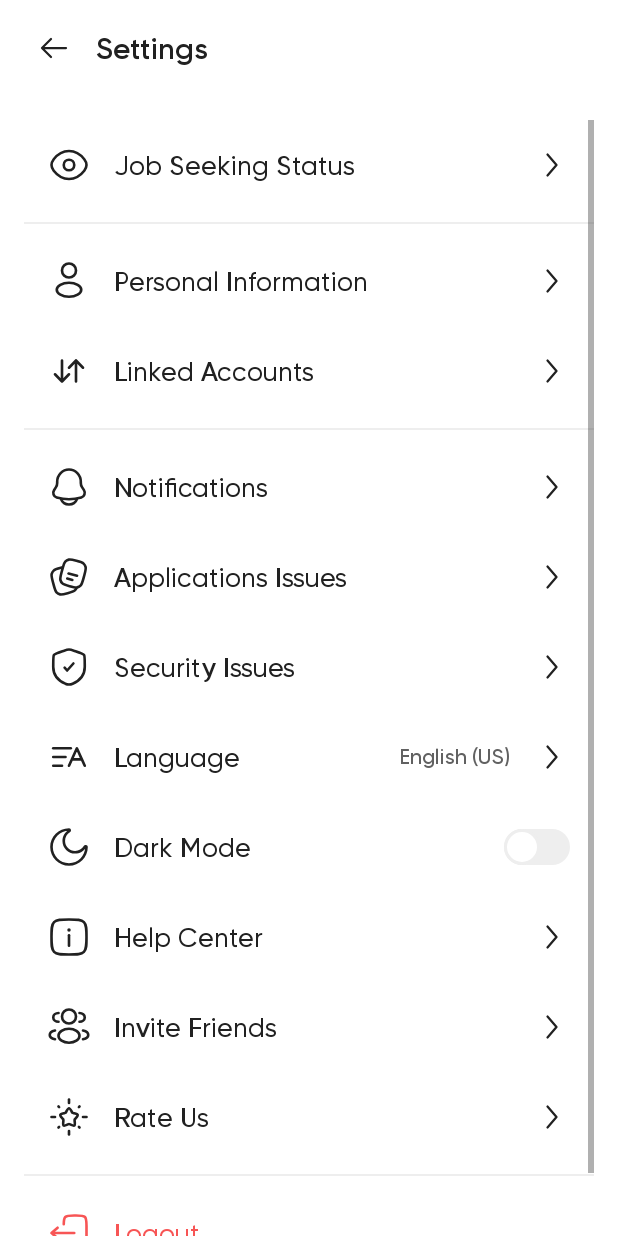
After one commit to VoidZero0402/jobee, an Android app: the fragment SettingsFragment placed in its activity, on a phone screen of 412 x 824 dp. The commit adds this screen. Run offline under Robolectric (Android 15) with nearby library versions, the phone set to English and light mode, and no system bars.

Commit message:
feat: create settings fragment layout

```diff
--- a/app/src/main/java/com/bluerose/jobee/ui/features/profile/ProfileFragment.kt
+++ b/app/src/main/java/com/bluerose/jobee/ui/features/profile/ProfileFragment.kt
@@ -10,6 +10,7 @@ import com.bluerose.jobee.abstractions.LayoutState
 import com.bluerose.jobee.databinding.FragmentProfileBinding
 import com.bluerose.jobee.ui.components.ActionBar
 import com.bluerose.jobee.ui.constants.NavItemPositions
+import com.bluerose.jobee.ui.features.settings.SettingsFragment
 
 class ProfileFragment : BaseFragment<FragmentProfileBinding>() {
     override val layoutState = LayoutState(
@@ -20,9 +21,10 @@ class ProfileFragment : BaseFragment<FragmentProfileBinding>() {
                 actions = listOf(
                     ActionBar.Action(
                         ContextCompat.getDrawable(requireContext(), R.drawable.ic_settings),
-                        resources.getString(R.string.cd_settings),
-                        null
-                    )
+                        resources.getString(R.string.cd_settings)
+                    ) {
+                        navigateTo(SettingsFragment())
+                    }
                 )
             )
         },
--- /dev/null
+++ b/app/src/main/java/com/bluerose/jobee/ui/features/settings/SettingsFragment.kt
@@ -0,0 +1,21 @@
+package com.bluerose.jobee.ui.features.settings
+
+import android.os.Bundle
+import android.view.View
+import com.bluerose.jobee.R
+import com.bluerose.jobee.abstractions.BaseFragment
+import com.bluerose.jobee.abstractions.LayoutMode
+import com.bluerose.jobee.abstractions.LayoutState
+import com.bluerose.jobee.databinding.FragmentSettingsBinding
+import com.bluerose.jobee.ui.components.ActionBar
+
+class SettingsFragment : BaseFragment<FragmentSettingsBinding>() {
+    override val layoutState = LayoutState(
+        LayoutMode.ACTION_BAR,
+        lazy { ActionBar.Config(resources.getString(R.string.action_bar_settings)) }
+    )
+
+    override fun onViewCreated(view: View, savedInstanceState: Bundle?) {
+        super.onViewCreated(view, savedInstanceState)
+    }
+}
--- /dev/null
+++ b/app/src/main/res/layout/fragment_settings.xml
@@ -0,0 +1,132 @@
+<?xml version="1.0" encoding="utf-8"?>
+<ScrollView xmlns:android="http://schemas.android.com/apk/res/android"
+    xmlns:app="http://schemas.android.com/apk/res-auto"
+    android:layout_width="match_parent"
+    android:layout_height="match_parent"
+    android:clipToPadding="false"
+    android:padding="16dp">
+
+    <LinearLayout
+        android:layout_width="match_parent"
+        android:layout_height="wrap_content"
+        android:orientation="vertical">
+
+        <com.bluerose.jobee.ui.components.ListItem
+            android:layout_width="match_parent"
+            android:layout_height="wrap_content"
+            app:icon="@drawable/ic_eye"
+            app:text="Job Seeking Status" />
+
+        <View
+            android:layout_width="match_parent"
+            android:layout_height="1dp"
+            android:layout_marginTop="8dp"
+            android:layout_marginBottom="8dp"
+            android:background="?attr/colorSurfaceHighestVariant" />
+
+        <com.bluerose.jobee.ui.components.ListItem
+            android:layout_width="match_parent"
+            android:layout_height="wrap_content"
+            app:icon="@drawable/ic_user"
+            app:text="Personal Information" />
+
+        <com.bluerose.jobee.ui.components.ListItem
+            android:layout_width="match_parent"
+            android:layout_height="wrap_content"
+            app:icon="@drawable/ic_sort"
+            app:text="Linked Accounts" />
+
+        <View
+            android:layout_width="match_parent"
+            android:layout_height="1dp"
+            android:layout_marginTop="8dp"
+            android:layout_marginBottom="8dp"
+            android:background="?attr/colorSurfaceHighestVariant" />
+
+        <com.bluerose.jobee.ui.components.ListItem
+            android:layout_width="match_parent"
+            android:layout_height="wrap_content"
+            app:icon="@drawable/ic_bell"
+            app:text="Notifications" />
+
+        <com.bluerose.jobee.ui.components.ListItem
+            android:layout_width="match_parent"
+            android:layout_height="wrap_content"
+            app:icon="@drawable/ic_notes"
+            app:text="Applications Issues" />
+
+        <com.bluerose.jobee.ui.components.ListItem
+            android:layout_width="match_parent"
+            android:layout_height="wrap_content"
+            app:icon="@drawable/ic_shield_check"
+            app:text="Security Issues" />
+
+        <com.bluerose.jobee.ui.components.ListItem
+            android:layout_width="match_parent"
+            android:layout_height="wrap_content"
+            app:icon="@drawable/ic_sort_by_alphabet"
+            app:text="Language">
+
+            <TextView
+                android:layout_width="wrap_content"
+                android:layout_height="wrap_content"
+                android:layout_marginEnd="16dp"
+                android:text="@string/text_english_us"
+                android:textAppearance="@style/TextAppearance.Body.Medium.Medium"
+                android:textColor="?attr/colorNeutral" />
+
+        </com.bluerose.jobee.ui.components.ListItem>
+
+        <com.bluerose.jobee.ui.components.ListItem
+            android:id="@+id/theme_list_item"
+            android:layout_width="match_parent"
+            android:layout_height="wrap_content"
+            app:icon="@drawable/ic_moon"
+            app:navigationArrowVisible="false"
+            app:text="Dark Mode">
+
+            <com.bluerose.jobee.ui.components.Switch
+                android:id="@+id/theme_switch"
+                android:layout_width="wrap_content"
+                android:layout_height="wrap_content" />
+
+        </com.bluerose.jobee.ui.components.ListItem>
+
+
+        <com.bluerose.jobee.ui.components.ListItem
+            android:layout_width="match_parent"
+            android:layout_height="wrap_content"
+            app:icon="@drawable/ic_info_square"
+            app:text="Help Center" />
+
+        <com.bluerose.jobee.ui.components.ListItem
+            android:layout_width="match_parent"
+            android:layout_height="wrap_content"
+            app:icon="@drawable/ic_users_group"
+            app:text="Invite Friends" />
+
+        <com.bluerose.jobee.ui.components.ListItem
+            android:layout_width="match_parent"
+            android:layout_height="wrap_content"
+            app:icon="@drawable/ic_star_shine"
+            app:text="Rate Us" />
+
+        <View
+            android:layout_width="match_parent"
+            android:layout_height="1dp"
+            android:layout_marginTop="8dp"
+            android:layout_marginBottom="8dp"
+            android:background="?attr/colorSurfaceHighestVariant" />
+
+        <com.bluerose.jobee.ui.components.ListItem
+            android:id="@+id/logout_list_item"
+            android:layout_width="match_parent"
+            android:layout_height="wrap_content"
+            app:icon="@drawable/ic_logout"
+            app:navigationArrowVisible="false"
+            app:text="Logout"
+            app:tintColor="?attr/colorError" />
+
+    </LinearLayout>
+
+</ScrollView>
--- a/app/src/main/res/values/strings.xml
+++ b/app/src/main/res/values/strings.xml
@@ -11,6 +11,7 @@
     <string name="text_see_all">See All</string>
     <string name="text_recent_jobs">Recent Jobs</string>
     <string name="text_all_category">All</string>
+    <string name="text_english_us">English (US)</string>
 
     <!-- ActionBar -->
     <string name="action_bar_notifications">Notifications</string>
@@ -18,6 +19,7 @@
     <string name="action_bar_applications">Applications</string>
     <string name="action_bar_messages">Messages</string>
     <string name="action_bar_profile">Profile</string>
+    <string name="action_bar_settings">Settings</string>
 
     <!-- Tabs -->
     <string name="tab_general_notifications">General</string>
```
